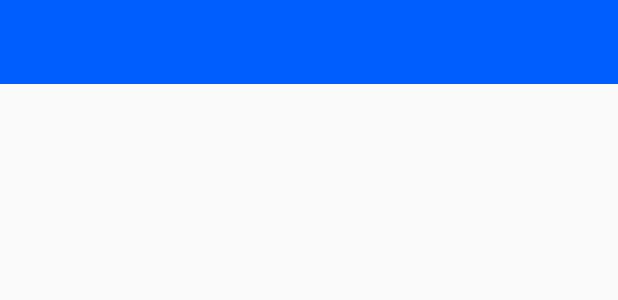
After one commit to Pollot/Daltowacja, an Android app: the layout toolbar.xml on its own in the app's theme, with its tools: preview values and no code run, on a phone screen of 412 x 824 dp. The commit adds this screen. Shown: the top 300 px of the screen. Run offline under Robolectric (Android 15) with nearby library versions, the phone set to English and light mode, and no system bars.

Commit message:
Custom toolbar added

```diff
--- a/app/src/main/java/com/daltowacja/daltowacja/MainActivity.kt
+++ b/app/src/main/java/com/daltowacja/daltowacja/MainActivity.kt
@@ -25,6 +25,7 @@ import androidx.camera.core.ImageAnalysis
 import androidx.camera.core.ImageProxy
 import androidx.camera.view.PreviewView
 import kotlin.math.sqrt
+import androidx.appcompat.widget.Toolbar
 
 typealias LumaListener = (luma: Double) -> Unit
 
@@ -38,6 +39,10 @@ class MainActivity : AppCompatActivity() {
         super.onCreate(savedInstanceState)
         viewBinding = ActivityMainBinding.inflate(layoutInflater)
         setContentView(viewBinding.root)
+
+        // Set custom toolbar
+        val toolbar = findViewById<Toolbar>(R.id.toolbar)
+        setSupportActionBar(toolbar)
 
         val previewView = findViewById<PreviewView>(R.id.viewFinder)
         val frozenFrame = findViewById<ImageView>(R.id.frozenFrame)
--- a/app/src/main/res/layout/activity_main.xml
+++ b/app/src/main/res/layout/activity_main.xml
@@ -63,7 +63,7 @@
         android:paddingEnd="10dp"
         android:paddingTop="10dp"
         android:paddingBottom="10dp"
-        android:background="@color/blue_green">
+        android:background="@color/blue_green_dark">
 
         <TextView
             android:id="@+id/colorDescription"
@@ -111,4 +111,6 @@
 
     </LinearLayout>
 
+    <include layout="@layout/toolbar" />
+
 </RelativeLayout>
--- /dev/null
+++ b/app/src/main/res/layout/toolbar.xml
@@ -0,0 +1,8 @@
+<androidx.appcompat.widget.Toolbar
+    xmlns:android="http://schemas.android.com/apk/res/android"
+    android:id="@+id/toolbar"
+    android:layout_width="match_parent"
+    android:layout_height="?attr/actionBarSize"
+    android:background="?attr/colorPrimary">
+
+</androidx.appcompat.widget.Toolbar>
```
